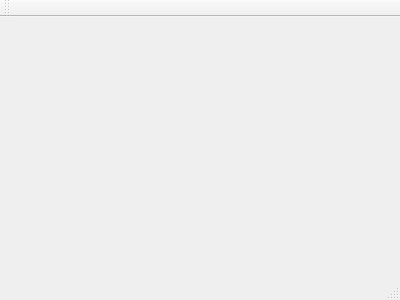
This is mainwindow.ui in umdenes100/VisionSystemRemote as Qt 5 draws it before an edit. The edited form follows.
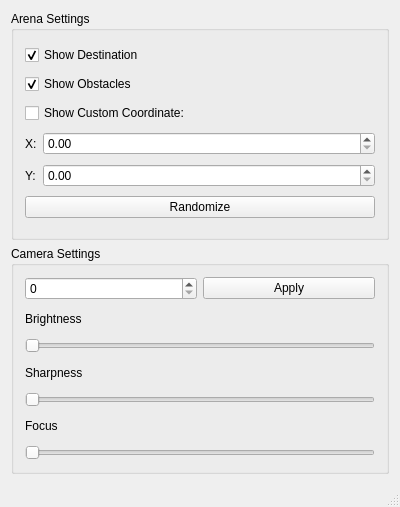
This is the edited form.

```diff
--- a/mainwindow.ui
+++ b/mainwindow.ui
@@ -1,24 +1,174 @@
 <ui version="4.0">
  <class>MainWindow</class>
- <widget class="QMainWindow" name="MainWindow" >
-  <property name="geometry" >
+ <widget class="QMainWindow" name="MainWindow">
+  <property name="geometry">
    <rect>
     <x>0</x>
     <y>0</y>
     <width>400</width>
-    <height>300</height>
+    <height>507</height>
    </rect>
   </property>
   <property name="windowTitle" >
    <string>MainWindow</string>
   </property>
-  <widget class="QMenuBar" name="menuBar" />
-  <widget class="QToolBar" name="mainToolBar" />
-  <widget class="QWidget" name="centralWidget" />
-  <widget class="QStatusBar" name="statusBar" />
+  <widget class="QWidget" name="centralWidget">
+   <layout class="QGridLayout" name="gridLayout_2">
+    <item row="0" column="0">
+     <widget class="QGroupBox" name="groupBox">
+      <property name="title">
+       <string>Arena Settings</string>
+      </property>
+      <layout class="QGridLayout" name="gridLayout_4">
+       <item row="3" column="1">
+        <widget class="QDoubleSpinBox" name="customXSpinBox">
+         <property name="sizePolicy">
+          <sizepolicy hsizetype="MinimumExpanding" vsizetype="Fixed">
+           <horstretch>0</horstretch>
+           <verstretch>0</verstretch>
+          </sizepolicy>
+         </property>
+         <property name="maximum">
+          <double>4.000000000000000</double>
+         </property>
+         <property name="singleStep">
+          <double>0.100000000000000</double>
+         </property>
+        </widget>
+       </item>
+       <item row="4" column="1">
+        <widget class="QDoubleSpinBox" name="customYSpinBox">
+         <property name="sizePolicy">
+          <sizepolicy hsizetype="MinimumExpanding" vsizetype="Fixed">
+           <horstretch>0</horstretch>
+           <verstretch>0</verstretch>
+          </sizepolicy>
+         </property>
+         <property name="maximum">
+          <double>2.000000000000000</double>
+         </property>
+         <property name="singleStep">
+          <double>0.100000000000000</double>
+         </property>
+        </widget>
+       </item>
+       <item row="3" column="0">
+        <widget class="QLabel" name="label_4">
+         <property name="text">
+          <string>X:</string>
+         </property>
+        </widget>
+       </item>
+       <item row="4" column="0">
+        <widget class="QLabel" name="label_5">
+         <property name="text">
+          <string>Y:</string>
+         </property>
+        </widget>
+       </item>
+       <item row="5" column="0" colspan="2">
+        <widget class="QPushButton" name="randomizeButton">
+         <property name="text">
+          <string>Randomize</string>
+         </property>
+        </widget>
+       </item>
+       <item row="2" column="0" colspan="2">
+        <widget class="QCheckBox" name="showCustomCoordinateCheckBox">
+         <property name="text">
+          <string>Show Custom Coordinate:</string>
+         </property>
+        </widget>
+       </item>
+       <item row="1" column="0" colspan="2">
+        <widget class="QCheckBox" name="showObstaclesCheckBox">
+         <property name="text">
+          <string>Show Obstacles</string>
+         </property>
+         <property name="checked">
+          <bool>true</bool>
+         </property>
+        </widget>
+       </item>
+       <item row="0" column="0" colspan="2">
+        <widget class="QCheckBox" name="showDestinationCheckBox">
+         <property name="text">
+          <string>Show Destination</string>
+         </property>
+         <property name="checked">
+          <bool>true</bool>
+         </property>
+        </widget>
+       </item>
+      </layout>
+     </widget>
+    </item>
+    <item row="1" column="0">
+     <widget class="QGroupBox" name="groupBox_2">
+      <property name="title">
+       <string>Camera Settings</string>
+      </property>
+      <layout class="QGridLayout" name="gridLayout_3">
+       <item row="6" column="0" colspan="2">
+        <widget class="QSlider" name="focusSlider">
+         <property name="orientation">
+          <enum>Qt::Horizontal</enum>
+         </property>
+        </widget>
+       </item>
+       <item row="2" column="0" colspan="2">
+        <widget class="QSlider" name="brightnessSlider">
+         <property name="orientation">
+          <enum>Qt::Horizontal</enum>
+         </property>
+        </widget>
+       </item>
+       <item row="0" column="0">
+        <widget class="QSpinBox" name="cameraDeviceSpinBox"/>
+       </item>
+       <item row="0" column="1">
+        <widget class="QPushButton" name="applySettingsButton">
+         <property name="text">
+          <string>Apply</string>
+         </property>
+        </widget>
+       </item>
+       <item row="4" column="0" colspan="2">
+        <widget class="QSlider" name="sharpnessSlider">
+         <property name="orientation">
+          <enum>Qt::Horizontal</enum>
+         </property>
+        </widget>
+       </item>
+       <item row="5" column="0" colspan="2">
+        <widget class="QLabel" name="label_2">
+         <property name="text">
+          <string>Focus</string>
+         </property>
+        </widget>
+       </item>
+       <item row="3" column="0" colspan="2">
+        <widget class="QLabel" name="label_3">
+         <property name="text">
+          <string>Sharpness</string>
+         </property>
+        </widget>
+       </item>
+       <item row="1" column="0" colspan="2">
+        <widget class="QLabel" name="label">
+         <property name="text">
+          <string>Brightness</string>
+         </property>
+        </widget>
+       </item>
+      </layout>
+     </widget>
+    </item>
+   </layout>
+  </widget>
+  <widget class="QStatusBar" name="statusBar"/>
  </widget>
- <layoutDefault spacing="6" margin="11" />
- <pixmapfunction></pixmapfunction>
+ <layoutdefault spacing="6" margin="11"/>
  <resources/>
  <connections/>
 </ui>
```
Left out of the diff: 3 changed lines with no effect on the pictures.
